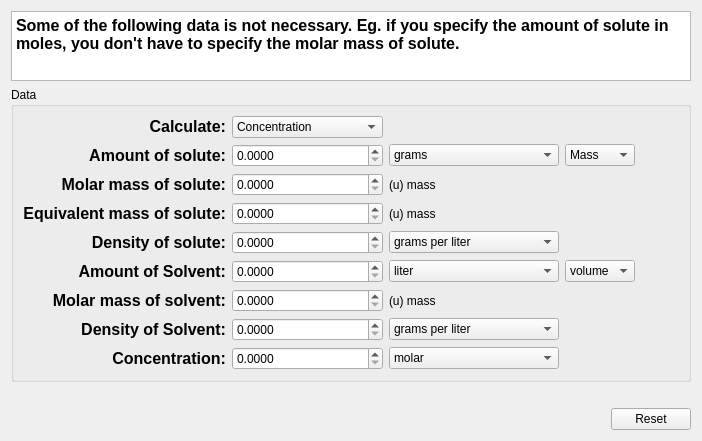
Before: the Qt Designer form src/calculator/concCalculator.ui in KDE/kalzium, drawn with Qt 5.
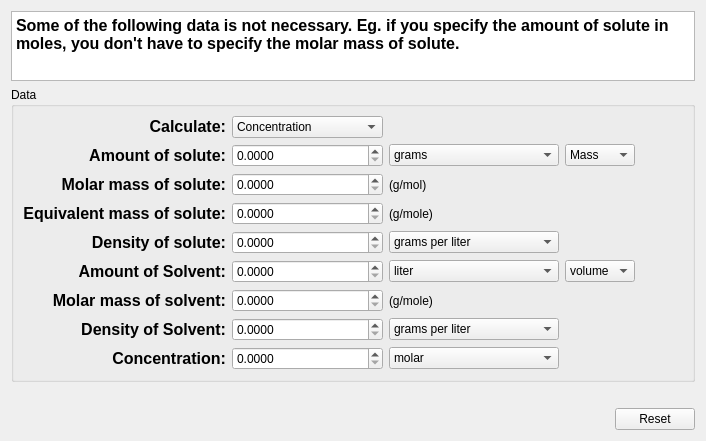
After: the same form once the commit is applied. Custom widgets are drawn as their Qt base class.

Commit message: Updating the UI and adding whats this.

```diff
--- a/src/calculator/concCalculator.ui
+++ b/src/calculator/concCalculator.ui
@@ -9,7 +9,7 @@
    <rect>
     <x>0</x>
     <y>0</y>
-    <width>702</width>
+    <width>706</width>
     <height>433</height>
    </rect>
   </property>
@@ -550,7 +550,7 @@
 &lt;p style=&quot; margin-top:0px; margin-bottom:0px; margin-left:0px; margin-right:0px; -qt-block-indent:0; text-indent:0px;&quot;&gt;&lt;span style=&quot; font-size:12pt;&quot;&gt;The unit of molar mass of solvent&lt;/span&gt;&lt;/p&gt;&lt;/body&gt;&lt;/html&gt;</string>
         </property>
         <property name="text">
-         <string>(u) mass</string>
+         <string>(g/mole)</string>
         </property>
         <property name="alignment">
          <set>Qt::AlignLeading|Qt::AlignLeft|Qt::AlignVCenter</set>
@@ -664,7 +664,7 @@
 &lt;p style=&quot; margin-top:0px; margin-bottom:0px; margin-left:0px; margin-right:0px; -qt-block-indent:0; text-indent:0px;&quot;&gt;&lt;span style=&quot; font-size:12pt;&quot;&gt;Unit of molar mass of solute&lt;/span&gt;&lt;/p&gt;&lt;/body&gt;&lt;/html&gt;</string>
         </property>
         <property name="text">
-         <string>(u) mass</string>
+         <string>(g/mol)</string>
         </property>
         <property name="alignment">
          <set>Qt::AlignLeading|Qt::AlignLeft|Qt::AlignVCenter</set>
@@ -681,7 +681,7 @@
 &lt;p style=&quot; margin-top:0px; margin-bottom:0px; margin-left:0px; margin-right:0px; -qt-block-indent:0; text-indent:0px;&quot;&gt;&lt;span style=&quot; font-size:12pt;&quot;&gt;Unit of equivalent mass of solute&lt;/span&gt;&lt;/p&gt;&lt;/body&gt;&lt;/html&gt;</string>
         </property>
         <property name="text">
-         <string>(u) mass</string>
+         <string>(g/mole)</string>
         </property>
         <property name="alignment">
          <set>Qt::AlignLeading|Qt::AlignLeft|Qt::AlignVCenter</set>
```
Left out of the diff: 43 changed lines with no effect on the pictures. The commit also changes 4 other files.
